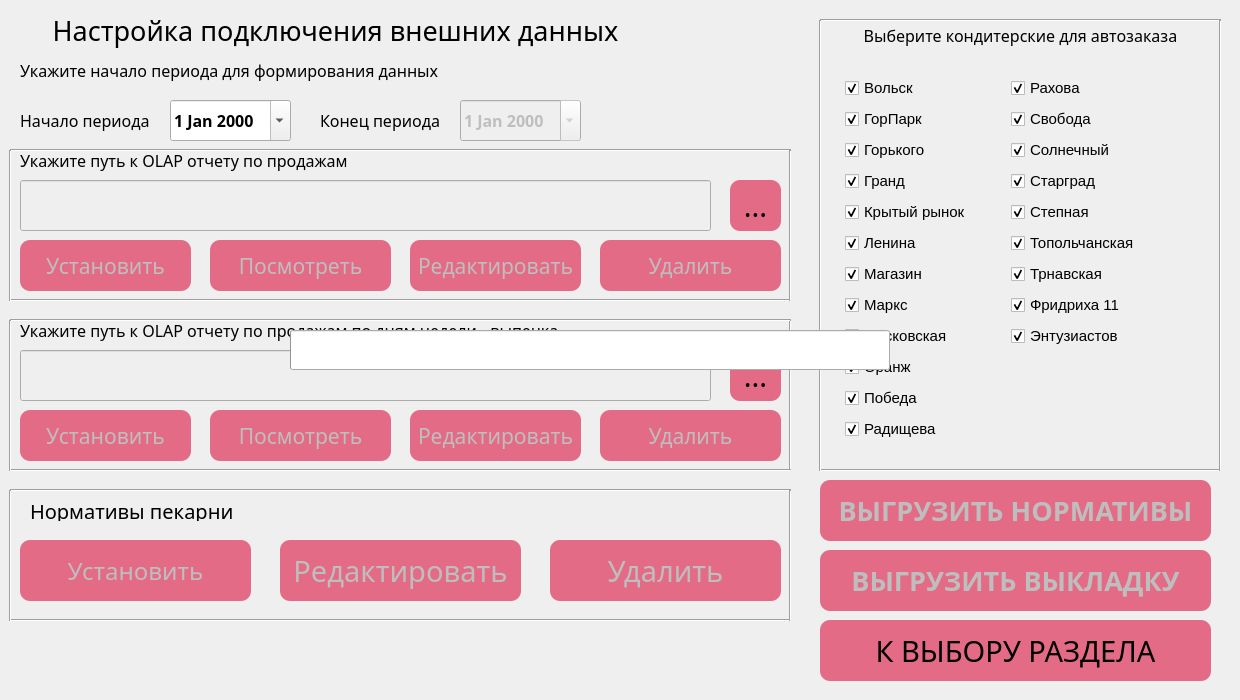
Before: the Qt Designer form ui/bakery.ui in PavelZagumenkin/Malina_Orders_v1, drawn with Qt 5.
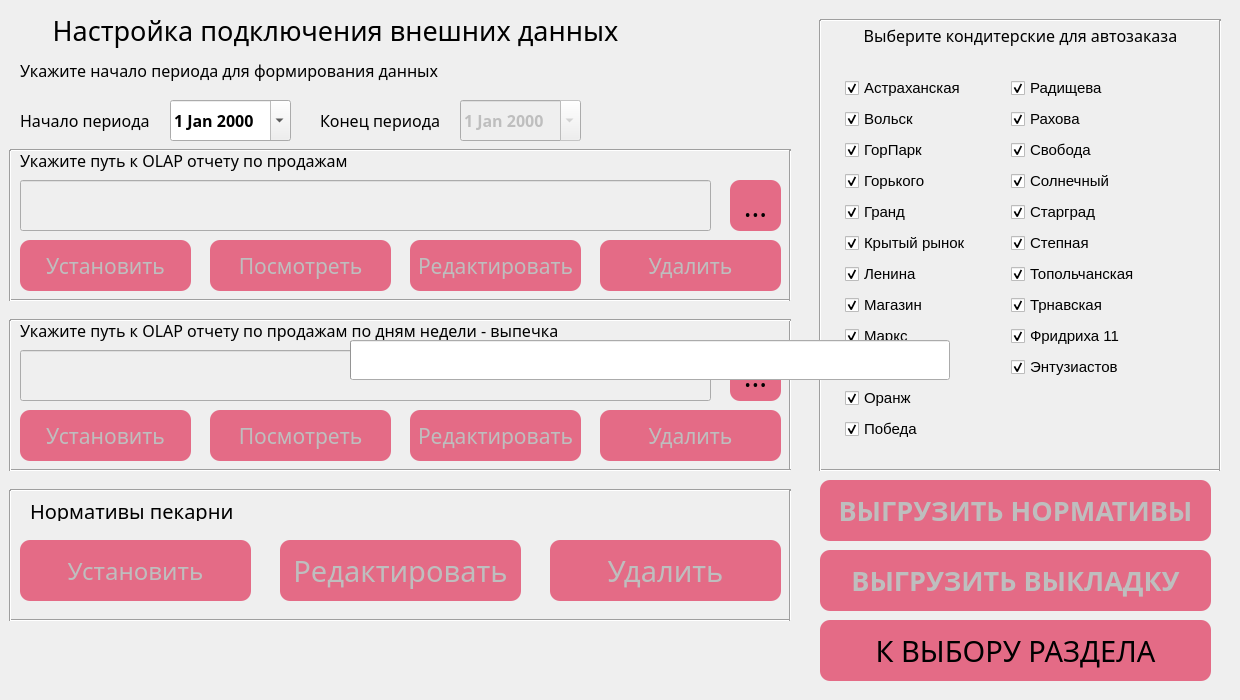
After: the same form once the commit is applied. Icons and pictures are not drawn.

Patch:
```diff
--- a/ui/bakery.ui
+++ b/ui/bakery.ui
@@ -967,22 +967,22 @@
      <property name="topMargin">
       <number>5</number>
      </property>
-     <item row="0" column="0">
-      <widget class="QCheckBox" name="cb_volsk">
-       <property name="font">
-        <font>
-         <pointsize>11</pointsize>
-        </font>
-       </property>
-       <property name="text">
-        <string>Вольск</string>
-       </property>
-       <property name="checked">
-        <bool>true</bool>
-       </property>
-      </widget>
-     </item>
      <item row="0" column="1">
+      <widget class="QCheckBox" name="cb_radisheva">
+       <property name="font">
+        <font>
+         <pointsize>11</pointsize>
+        </font>
+       </property>
+       <property name="text">
+        <string>Радищева</string>
+       </property>
+       <property name="checked">
+        <bool>true</bool>
+       </property>
+      </widget>
+     </item>
+     <item row="1" column="1">
       <widget class="QCheckBox" name="cb_rahova">
        <property name="font">
         <font>
@@ -997,7 +997,7 @@
        </property>
       </widget>
      </item>
-     <item row="1" column="1">
+     <item row="2" column="1">
       <widget class="QCheckBox" name="cb_svoboda">
        <property name="font">
         <font>
@@ -1012,7 +1012,7 @@
        </property>
       </widget>
      </item>
-     <item row="2" column="1">
+     <item row="3" column="1">
       <widget class="QCheckBox" name="cb_solnechnii">
        <property name="font">
         <font>
@@ -1027,127 +1027,7 @@
        </property>
       </widget>
      </item>
-     <item row="4" column="0">
-      <widget class="QCheckBox" name="cb_kr">
-       <property name="font">
-        <font>
-         <pointsize>11</pointsize>
-        </font>
-       </property>
-       <property name="text">
-        <string>Крытый рынок</string>
-       </property>
-       <property name="checked">
-        <bool>true</bool>
-       </property>
-      </widget>
-     </item>
-     <item row="5" column="0">
-      <widget class="QCheckBox" name="cb_lenina">
-       <property name="font">
-        <font>
-         <pointsize>11</pointsize>
-        </font>
-       </property>
-       <property name="text">
-        <string>Ленина</string>
-       </property>
-       <property name="checked">
-        <bool>true</bool>
-       </property>
-      </widget>
-     </item>
-     <item row="6" column="0">
-      <widget class="QCheckBox" name="cb_magazin">
-       <property name="font">
-        <font>
-         <pointsize>11</pointsize>
-        </font>
-       </property>
-       <property name="text">
-        <string>Магазин</string>
-       </property>
-       <property name="checked">
-        <bool>true</bool>
-       </property>
-      </widget>
-     </item>
-     <item row="7" column="0">
-      <widget class="QCheckBox" name="cb_marks">
-       <property name="font">
-        <font>
-         <pointsize>11</pointsize>
-        </font>
-       </property>
-       <property name="text">
-        <string>Маркс</string>
-       </property>
-       <property name="checked">
-        <bool>true</bool>
-       </property>
-      </widget>
-     </item>
-     <item row="8" column="0">
-      <widget class="QCheckBox" name="cb_moskovskaya">
-       <property name="font">
-        <font>
-         <pointsize>11</pointsize>
-        </font>
-       </property>
-       <property name="text">
-        <string>Московская</string>
-       </property>
-       <property name="checked">
-        <bool>true</bool>
-       </property>
-      </widget>
-     </item>
-     <item row="9" column="0">
-      <widget class="QCheckBox" name="cb_orang">
-       <property name="font">
-        <font>
-         <pointsize>11</pointsize>
-        </font>
-       </property>
-       <property name="text">
-        <string>Оранж</string>
-       </property>
-       <property name="checked">
-        <bool>true</bool>
-       </property>
-      </widget>
-     </item>
-     <item row="10" column="0">
-      <widget class="QCheckBox" name="cb_pobeda">
-       <property name="font">
-        <font>
-         <pointsize>11</pointsize>
-        </font>
-       </property>
-       <property name="text">
-        <string>Победа</string>
-       </property>
-       <property name="checked">
-        <bool>true</bool>
-       </property>
-      </widget>
-     </item>
-     <item row="11" column="0">
-      <widget class="QCheckBox" name="cb_radisheva">
-       <property name="font">
-        <font>
-         <pointsize>11</pointsize>
-        </font>
-       </property>
-       <property name="text">
-        <string>Радищева</string>
-       </property>
-       <property name="checked">
-        <bool>true</bool>
-       </property>
-      </widget>
-     </item>
-     <item row="3" column="1">
+     <item row="4" column="1">
       <widget class="QCheckBox" name="cb_stargrad">
        <property name="font">
         <font>
@@ -1162,7 +1042,7 @@
        </property>
       </widget>
      </item>
-     <item row="4" column="1">
+     <item row="5" column="1">
       <widget class="QCheckBox" name="cb_stepnaya">
        <property name="font">
         <font>
@@ -1177,7 +1057,22 @@
        </property>
       </widget>
      </item>
-     <item row="5" column="1">
+     <item row="6" column="0">
+      <widget class="QCheckBox" name="cb_lenina">
+       <property name="font">
+        <font>
+         <pointsize>11</pointsize>
+        </font>
+       </property>
+       <property name="text">
+        <string>Ленина</string>
+       </property>
+       <property name="checked">
+        <bool>true</bool>
+       </property>
+      </widget>
+     </item>
+     <item row="6" column="1">
       <widget class="QCheckBox" name="cb_topol">
        <property name="font">
         <font>
@@ -1192,7 +1087,22 @@
        </property>
       </widget>
      </item>
-     <item row="6" column="1">
+     <item row="7" column="0">
+      <widget class="QCheckBox" name="cb_magazin">
+       <property name="font">
+        <font>
+         <pointsize>11</pointsize>
+        </font>
+       </property>
+       <property name="text">
+        <string>Магазин</string>
+       </property>
+       <property name="checked">
+        <bool>true</bool>
+       </property>
+      </widget>
+     </item>
+     <item row="7" column="1">
       <widget class="QCheckBox" name="cb_trnavskaya">
        <property name="font">
         <font>
@@ -1207,7 +1117,22 @@
        </property>
       </widget>
      </item>
-     <item row="7" column="1">
+     <item row="8" column="0">
+      <widget class="QCheckBox" name="cb_marks">
+       <property name="font">
+        <font>
+         <pointsize>11</pointsize>
+        </font>
+       </property>
+       <property name="text">
+        <string>Маркс</string>
+       </property>
+       <property name="checked">
+        <bool>true</bool>
+       </property>
+      </widget>
+     </item>
+     <item row="8" column="1">
       <widget class="QCheckBox" name="cb_fridriha">
        <property name="font">
         <font>
@@ -1222,7 +1147,22 @@
        </property>
       </widget>
      </item>
-     <item row="8" column="1">
+     <item row="9" column="0">
+      <widget class="QCheckBox" name="cb_moskovskaya">
+       <property name="font">
+        <font>
+         <pointsize>11</pointsize>
+        </font>
+       </property>
+       <property name="text">
+        <string>Московская</string>
+       </property>
+       <property name="checked">
+        <bool>true</bool>
+       </property>
+      </widget>
+     </item>
+     <item row="9" column="1">
       <widget class="QCheckBox" name="cb_entuziastov">
        <property name="font">
         <font>
@@ -1237,22 +1177,52 @@
        </property>
       </widget>
      </item>
-     <item row="1" column="0">
-      <widget class="QCheckBox" name="cb_gorpark">
+     <item row="10" column="0">
+      <widget class="QCheckBox" name="cb_orang">
        <property name="font">
         <font>
          <pointsize>11</pointsize>
         </font>
        </property>
        <property name="text">
-        <string>ГорПарк</string>
+        <string>Оранж</string>
        </property>
        <property name="checked">
         <bool>true</bool>
        </property>
       </widget>
      </item>
-     <item row="3" column="0">
+     <item row="11" column="0">
+      <widget class="QCheckBox" name="cb_pobeda">
+       <property name="font">
+        <font>
+         <pointsize>11</pointsize>
+        </font>
+       </property>
+       <property name="text">
+        <string>Победа</string>
+       </property>
+       <property name="checked">
+        <bool>true</bool>
+       </property>
+      </widget>
+     </item>
+     <item row="5" column="0">
+      <widget class="QCheckBox" name="cb_kr">
+       <property name="font">
+        <font>
+         <pointsize>11</pointsize>
+        </font>
+       </property>
+       <property name="text">
+        <string>Крытый рынок</string>
+       </property>
+       <property name="checked">
+        <bool>true</bool>
+       </property>
+      </widget>
+     </item>
+     <item row="4" column="0">
       <widget class="QCheckBox" name="cb_grand">
        <property name="font">
         <font>
@@ -1267,7 +1237,7 @@
        </property>
       </widget>
      </item>
-     <item row="2" column="0">
+     <item row="3" column="0">
       <widget class="QCheckBox" name="cb_gorkogo">
        <property name="font">
         <font>
@@ -1282,6 +1252,51 @@
        </property>
       </widget>
      </item>
+     <item row="2" column="0">
+      <widget class="QCheckBox" name="cb_gorpark">
+       <property name="font">
+        <font>
+         <pointsize>11</pointsize>
+        </font>
+       </property>
+       <property name="text">
+        <string>ГорПарк</string>
+       </property>
+       <property name="checked">
+        <bool>true</bool>
+       </property>
+      </widget>
+     </item>
+     <item row="1" column="0">
+      <widget class="QCheckBox" name="cb_volsk">
+       <property name="font">
+        <font>
+         <pointsize>11</pointsize>
+        </font>
+       </property>
+       <property name="text">
+        <string>Вольск</string>
+       </property>
+       <property name="checked">
+        <bool>true</bool>
+       </property>
+      </widget>
+     </item>
+     <item row="0" column="0">
+      <widget class="QCheckBox" name="cb_astrahanskaya">
+       <property name="font">
+        <font>
+         <pointsize>11</pointsize>
+        </font>
+       </property>
+       <property name="text">
+        <string>Астраханская</string>
+       </property>
+       <property name="checked">
+        <bool>true</bool>
+       </property>
+      </widget>
+     </item>
     </layout>
    </widget>
    <widget class="Line" name="line">
@@ -1551,8 +1566,8 @@
     </property>
     <property name="geometry">
      <rect>
-      <x>290</x>
-      <y>330</y>
+      <x>350</x>
+      <y>340</y>
       <width>600</width>
       <height>40</height>
      </rect>
```
